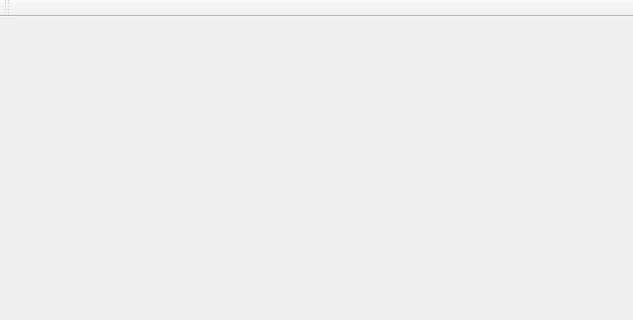
The window that gui/mainwindow.ui (ZiminGrigory/SeaBattle) describes before a commit, drawn with Qt 5; both pictures show x 0 to 633 and y 0 to 320 of the 633 by 494 pixel window.
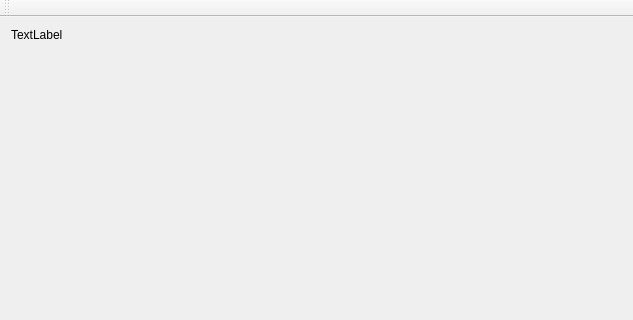
The same window after the commit.

```diff
--- a/gui/mainwindow.ui
+++ b/gui/mainwindow.ui
@@ -14,9 +14,33 @@
    <string>MainWindow</string>
   </property>
   <widget class="QWidget" name="centralWidget">
-   <layout class="QGridLayout" name="gridLayout">
-    <item row="0" column="0">
-     <layout class="QHBoxLayout" name="horizontalLayout"/>
+   <layout class="QVBoxLayout" name="verticalLayout">
+    <item>
+     <layout class="QVBoxLayout" name="verticalLayout_2">
+      <item>
+       <widget class="QLabel" name="label">
+        <property name="text">
+         <string>TextLabel</string>
+        </property>
+       </widget>
+      </item>
+      <item>
+       <spacer name="verticalSpacer">
+        <property name="orientation">
+         <enum>Qt::Vertical</enum>
+        </property>
+        <property name="sizeHint" stdset="0">
+         <size>
+          <width>20</width>
+          <height>40</height>
+         </size>
+        </property>
+       </spacer>
+      </item>
+      <item>
+       <layout class="QHBoxLayout" name="horizontalLayout_2"/>
+      </item>
+     </layout>
     </item>
    </layout>
   </widget>
```
